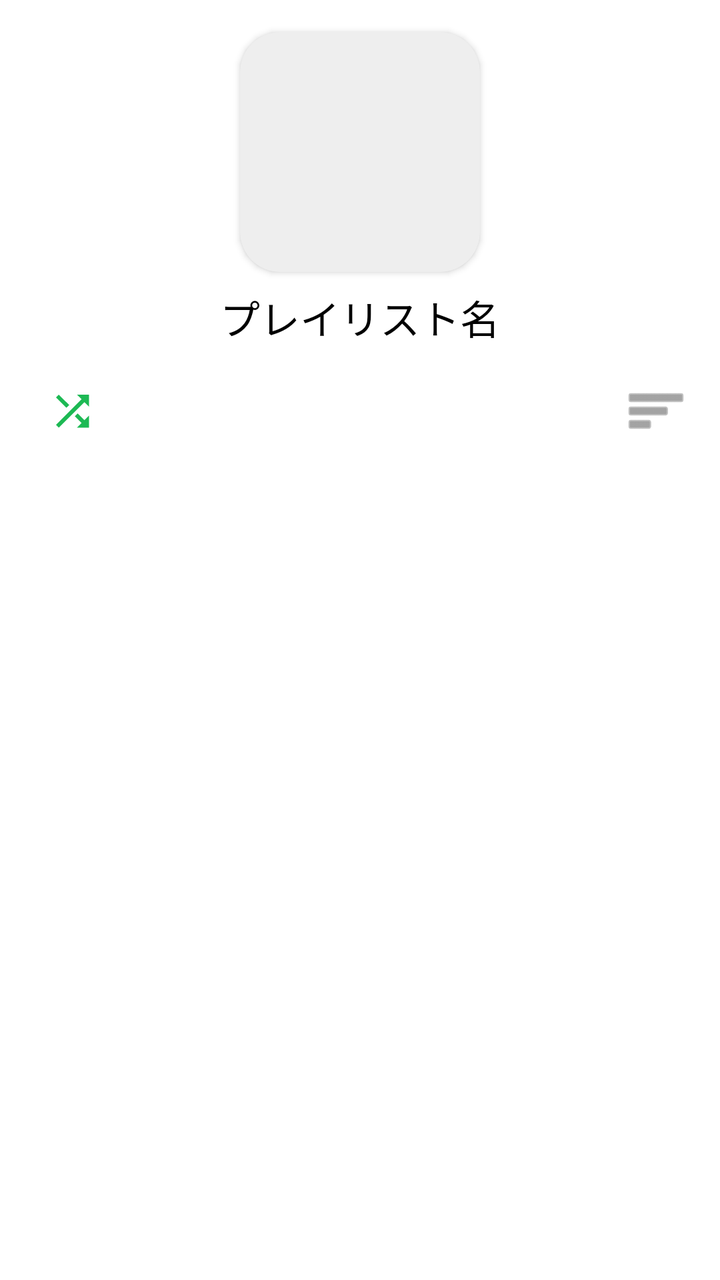
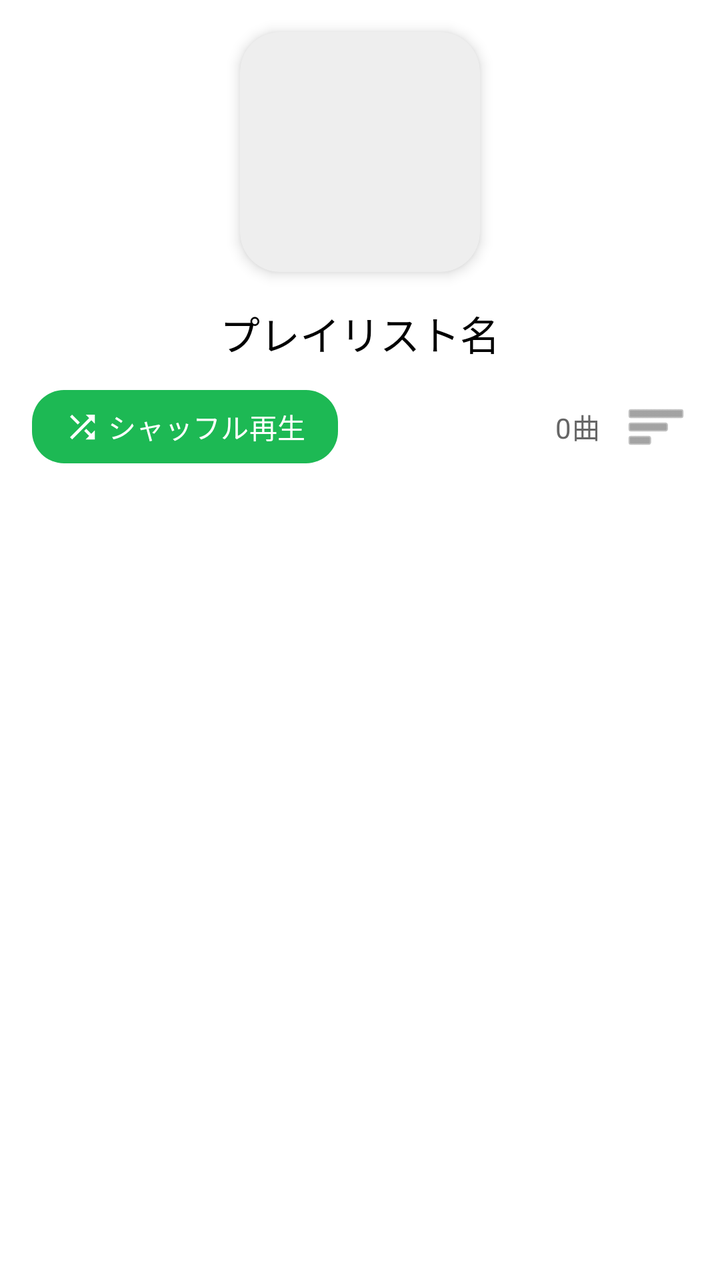

The first picture is an Android layout as it rendered before a commit; the second is the same layout after the commit. The layout source and the unified diff follow.
<!-- AndroidManifest.xml: application theme Theme.MusicPlayer -->
<!-- res/layout/fragment_playlist_detail.xml -->
<?xml version="1.0" encoding="utf-8"?>
<androidx.constraintlayout.widget.ConstraintLayout xmlns:android="http://schemas.android.com/apk/res/android"
    xmlns:app="http://schemas.android.com/apk/res-auto"
    android:layout_width="match_parent"
    android:layout_height="match_parent">

    <androidx.cardview.widget.CardView
        android:id="@+id/cardPlaylistCover"
        android:layout_width="@dimen/home_card_image_size"
        android:layout_height="@dimen/home_card_image_size"
        android:layout_marginTop="@dimen/space_m"
        app:cardCornerRadius="@dimen/radius_card"
        app:cardElevation="2dp"
        app:cardBackgroundColor="@color/color_mini_player_background"
        app:layout_constraintTop_toTopOf="parent"
        app:layout_constraintStart_toStartOf="parent"
        app:layout_constraintEnd_toEndOf="parent">

        <ImageView
            android:id="@+id/imageViewPlaylistCover"
            android:layout_width="match_parent"
            android:layout_height="match_parent"
            android:scaleType="centerCrop"
            android:contentDescription="プレイリストカバー" />

    </androidx.cardview.widget.CardView>

    <TextView
        android:id="@+id/textViewPlaylistDetailName"
        android:layout_width="0dp"
        android:layout_height="wrap_content"
        android:layout_marginTop="@dimen/space_s"
        android:layout_marginStart="@dimen/space_screen_horizontal"
        android:layout_marginEnd="@dimen/space_screen_horizontal"
        android:gravity="center"
        android:maxLines="2"
        android:ellipsize="end"
        android:textAppearance="@style/TextAppearance.SDMusicPlayer.Title"
        app:layout_constraintTop_toBottomOf="@id/cardPlaylistCover"
        app:layout_constraintStart_toStartOf="parent"
        app:layout_constraintEnd_toEndOf="parent"
        android:text="プレイリスト名" />

    <LinearLayout
        android:id="@+id/controlBar"
        android:layout_width="0dp"
        android:layout_height="wrap_content"
        android:orientation="horizontal"
        android:gravity="center_vertical"
        android:paddingStart="@dimen/space_screen_horizontal"
        android:paddingEnd="@dimen/space_s"
        android:paddingTop="@dimen/space_s"
        android:paddingBottom="@dimen/space_s"
        app:layout_constraintTop_toBottomOf="@id/textViewPlaylistDetailName"
        app:layout_constraintStart_toStartOf="parent"
        app:layout_constraintEnd_toEndOf="parent">

        <ImageButton
            android:id="@+id/buttonPlayShuffled"
            android:layout_width="wrap_content"
            android:layout_height="wrap_content"
            android:padding="@dimen/space_s"
            android:background="?attr/selectableItemBackgroundBorderless"
            android:contentDescription="シャッフル再生"
            android:src="@drawable/ic_shuffle"
            app:tint="?attr/colorPrimary" />

        <TextView
            android:id="@+id/textViewSelectAll"
            android:layout_width="0dp"
            android:layout_height="wrap_content"
            android:layout_weight="1"
            android:layout_marginStart="@dimen/space_m"
            android:text="全選択"
            android:textAppearance="@style/TextAppearance.SDMusicPlayer.Button"
            android:textColor="?attr/colorPrimary"
            android:padding="@dimen/space_s"
            android:visibility="invisible" />

        <ImageButton
            android:id="@+id/buttonDeleteSelected"
            android:layout_width="wrap_content"
            android:layout_height="wrap_content"
            android:layout_marginStart="@dimen/space_xs"
            android:padding="@dimen/space_s"
            android:background="?attr/selectableItemBackgroundBorderless"
            android:contentDescription="プレイリストから一括削除"
            android:src="@android:drawable/ic_menu_delete"
            android:visibility="gone"
            app:tint="@color/color_error" />

        <ImageButton
            android:id="@+id/buttonMenu"
            android:layout_width="wrap_content"
            android:layout_height="wrap_content"
            android:layout_marginStart="@dimen/space_xs"
            android:padding="@dimen/space_s"
            android:background="?attr/selectableItemBackgroundBorderless"
            android:contentDescription="メニュー"
            android:src="@android:drawable/ic_menu_sort_by_size"
            app:tint="?attr/bgTextColorSecondary" />

    </LinearLayout>

    <androidx.recyclerview.widget.RecyclerView
        android:id="@+id/recyclerViewPlaylistSongs"
        android:layout_width="0dp"
        android:layout_height="0dp"
        android:clipToPadding="false"
        android:paddingBottom="@dimen/space_m"
        app:layout_constraintTop_toBottomOf="@id/controlBar"
        app:layout_constraintBottom_toBottomOf="parent"
        app:layout_constraintStart_toStartOf="parent"
        app:layout_constraintEnd_toEndOf="parent" />

</androidx.constraintlayout.widget.ConstraintLayout>
<!-- resources referenced by this layout -->
<resources>
  <color name="color_error">#FFB00020</color>
  <color name="color_mini_player_background">#FFEEEEEE</color>
  <dimen name="home_card_image_size">120dp</dimen>
  <dimen name="radius_card">20dp</dimen>
  <dimen name="space_m">16dp</dimen>
  <dimen name="space_s">8dp</dimen>
  <dimen name="space_screen_horizontal">16dp</dimen>
  <dimen name="space_xs">4dp</dimen>
  <!-- drawable ic_shuffle (drawable) -->
  <?xml version="1.0" encoding="utf-8"?>
  <vector xmlns:android="http://schemas.android.com/apk/res/android"
      android:width="24dp"
      android:height="24dp"
      android:viewportWidth="24"
      android:viewportHeight="24">
  
      <path
          android:fillColor="@android:color/white"
          android:pathData="M10.59,9.17L5.41,4L4,5.41L9.17,10.58L10.59,9.17Z" />
  
      <path
          android:fillColor="@android:color/white"
          android:pathData="M14.5,4L16.79,6.29L4,19.08L5.41,20.5L18.21,7.71L20.5,10V4H14.5Z" />
  
      <path
          android:fillColor="@android:color/white"
          android:pathData="M14.83,13.41L13.42,14.82L16.79,18.2L14.5,20.5H20.5V14.5L18.21,16.79L14.83,13.41Z" />
  
  </vector>
  <style name="TextAppearance.SDMusicPlayer.Button" parent="TextAppearance.Material3.LabelLarge">
          <item name="android:textSize">14sp</item>
          <item name="android:textColor">?attr/bgTextColorPrimary</item>
          <item name="android:shadowColor">?attr/bgTextShadowColor</item>
          <item name="android:shadowDx">?attr/bgTextShadowDx</item>
          <item name="android:shadowDy">?attr/bgTextShadowDy</item>
          <item name="android:shadowRadius">?attr/bgTextShadowRadius</item>
      </style>
  <style name="TextAppearance.SDMusicPlayer.Title" parent="TextAppearance.Material3.TitleLarge">
          <item name="android:textSize">20sp</item>
          <item name="android:textColor">?attr/bgTextColorPrimary</item>
          <item name="android:shadowColor">?attr/bgTextShadowColor</item>
          <item name="android:shadowDx">?attr/bgTextShadowDx</item>
          <item name="android:shadowDy">?attr/bgTextShadowDy</item>
          <item name="android:shadowRadius">?attr/bgTextShadowRadius</item>
      </style>
  <style name="Theme.MusicPlayer" parent="Base.Theme.MusicPlayer" />
  <color name="color_accent">#FF1DB954</color>
  <color name="color_surface">#FFFFFFFF</color>
  <color name="color_text_primary">#FF000000</color>
  <color name="color_background">#FFFFFFFF</color>
  <color name="color_text_secondary">#FF666666</color>
  <style name="PopupMenu.SDMusicPlayer" parent="android:Widget.Material.PopupMenu">
          <item name="android:popupBackground">@color/color_surface</item>
      </style>
  <dimen name="skin_standard_card_radius">20dp</dimen>
  <dimen name="skin_standard_card_elevation">4dp</dimen>
  <dimen name="skin_standard_card_stroke_width">0dp</dimen>
  <!-- unchanged entries left out for length: 1 -->
</resources>

<!-- the commit's change to res/layout/fragment_playlist_detail.xml (unified diff, before → after) -->
@@ -1,116 +1,164 @@
 <?xml version="1.0" encoding="utf-8"?>
-<androidx.constraintlayout.widget.ConstraintLayout xmlns:android="http://schemas.android.com/apk/res/android"
+<androidx.coordinatorlayout.widget.CoordinatorLayout xmlns:android="http://schemas.android.com/apk/res/android"
     xmlns:app="http://schemas.android.com/apk/res-auto"
     android:layout_width="match_parent"
     android:layout_height="match_parent">
 
-    <androidx.cardview.widget.CardView
-        android:id="@+id/cardPlaylistCover"
-        android:layout_width="@dimen/home_card_image_size"
-        android:layout_height="@dimen/home_card_image_size"
-        android:layout_marginTop="@dimen/space_m"
-        app:cardCornerRadius="@dimen/radius_card"
-        app:cardElevation="2dp"
-        app:cardBackgroundColor="@color/color_mini_player_background"
-        app:layout_constraintTop_toTopOf="parent"
-        app:layout_constraintStart_toStartOf="parent"
-        app:layout_constraintEnd_toEndOf="parent">
+    
+    <com.google.android.material.appbar.AppBarLayout
+        android:id="@+id/appBarLayout"
+        android:layout_width="match_parent"
+        android:layout_height="wrap_content"
+        android:background="@android:color/transparent"
+        android:stateListAnimator="@null"
+        app:elevation="0dp"
+        app:liftOnScroll="false">
 
-        <ImageView
-            android:id="@+id/imageViewPlaylistCover"
+        
+        <FrameLayout
+            android:id="@+id/coverSection"
             android:layout_width="match_parent"
-            android:layout_height="match_parent"
-            android:scaleType="centerCrop"
-            android:contentDescription="プレイリストカバー" />
+            android:layout_height="wrap_content"
+            android:clipToPadding="false"
+            android:paddingTop="@dimen/space_m"
+            android:paddingBottom="@dimen/space_m"
+            app:layout_scrollFlags="scroll|snap">
 
-    </androidx.cardview.widget.CardView>
+            <com.google.android.material.card.MaterialCardView
+                android:id="@+id/cardPlaylistCover"
+                android:layout_width="@dimen/home_card_image_size"
+                android:layout_height="@dimen/home_card_image_size"
+                android:layout_gravity="center_horizontal"
+                app:cardCornerRadius="?attr/skinCardCornerRadius"
+                app:cardElevation="?attr/skinCardElevation"
+                app:strokeWidth="?attr/skinCardStrokeWidth"
+                app:strokeColor="?attr/colorPrimary"
+                app:cardBackgroundColor="@color/color_mini_player_background">
 
-    <TextView
-        android:id="@+id/textViewPlaylistDetailName"
-        android:layout_width="0dp"
-        android:layout_height="wrap_content"
-        android:layout_marginTop="@dimen/space_s"
-        android:layout_marginStart="@dimen/space_screen_horizontal"
-        android:layout_marginEnd="@dimen/space_screen_horizontal"
-        android:gravity="center"
-        android:maxLines="2"
-        android:ellipsize="end"
-        android:textAppearance="@style/TextAppearance.SDMusicPlayer.Title"
-        app:layout_constraintTop_toBottomOf="@id/cardPlaylistCover"
-        app:layout_constraintStart_toStartOf="parent"
-        app:layout_constraintEnd_toEndOf="parent"
-        android:text="プレイリスト名" />
+                <ImageView
+                    android:id="@+id/imageViewPlaylistCover"
+                    android:layout_width="match_parent"
+                    android:layout_height="match_parent"
+                    android:scaleType="centerCrop"
+                    android:contentDescription="プレイリストカバー" />
 
-    <LinearLayout
-        android:id="@+id/controlBar"
-        android:layout_width="0dp"
-        android:layout_height="wrap_content"
-        android:orientation="horizontal"
-        android:gravity="center_vertical"
-        android:paddingStart="@dimen/space_screen_horizontal"
-        android:paddingEnd="@dimen/space_s"
-        android:paddingTop="@dimen/space_s"
-        android:paddingBottom="@dimen/space_s"
-        app:layout_constraintTop_toBottomOf="@id/textViewPlaylistDetailName"
-        app:layout_constraintStart_toStartOf="parent"
-        app:layout_constraintEnd_toEndOf="parent">
+            </com.google.android.material.card.MaterialCardView>
 
-        <ImageButton
-            android:id="@+id/buttonPlayShuffled"
-            android:layout_width="wrap_content"
+        </FrameLayout>
+
+        
+        <LinearLayout
+            android:id="@+id/infoSection"
+            android:layout_width="match_parent"
             android:layout_height="wrap_content"
-            android:padding="@dimen/space_s"
-            android:background="?attr/selectableItemBackgroundBorderless"
-            android:contentDescription="シャッフル再生"
-            android:src="@drawable/ic_shuffle"
-            app:tint="?attr/colorPrimary" />
+            android:orientation="vertical">
 
-        <TextView
-            android:id="@+id/textViewSelectAll"
-            android:layout_width="0dp"
-            android:layout_height="wrap_content"
-            android:layout_weight="1"
-            android:layout_marginStart="@dimen/space_m"
-            android:text="全選択"
-            android:textAppearance="@style/TextAppearance.SDMusicPlayer.Button"
-            android:textColor="?attr/colorPrimary"
-            android:padding="@dimen/space_s"
-            android:visibility="invisible" />
+            <TextView
+                android:id="@+id/textViewPlaylistDetailName"
+                android:layout_width="match_parent"
+                android:layout_height="wrap_content"
+                android:paddingStart="@dimen/space_screen_horizontal"
+                android:paddingEnd="@dimen/space_screen_horizontal"
+                android:gravity="center"
+                android:maxLines="1"
+                android:ellipsize="end"
+                android:textAppearance="@style/TextAppearance.SDMusicPlayer.Title"
+                android:text="プレイリスト名" />
 
-        <ImageButton
-            android:id="@+id/buttonDeleteSelected"
-            android:layout_width="wrap_content"
-            android:layout_height="wrap_content"
-            android:layout_marginStart="@dimen/space_xs"
-            android:padding="@dimen/space_s"
-            android:background="?attr/selectableItemBackgroundBorderless"
-            android:contentDescription="プレイリストから一括削除"
-            android:src="@android:drawable/ic_menu_delete"
-            android:visibility="gone"
-            app:tint="@color/color_error" />
+            <LinearLayout
+                android:id="@+id/controlBar"
+                android:layout_width="match_parent"
+                android:layout_height="wrap_content"
+                android:orientation="horizontal"
+                android:gravity="center_vertical"
+                android:paddingStart="@dimen/space_screen_horizontal"
+                android:paddingEnd="@dimen/space_s"
+                android:paddingTop="@dimen/space_s"
+                android:paddingBottom="@dimen/space_s">
 
-        <ImageButton
-            android:id="@+id/buttonMenu"
-            android:layout_width="wrap_content"
-            android:layout_height="wrap_content"
-            android:layout_marginStart="@dimen/space_xs"
-            android:padding="@dimen/space_s"
-            android:background="?attr/selectableItemBackgroundBorderless"
-            android:contentDescription="メニュー"
-            android:src="@android:drawable/ic_menu_sort_by_size"
-            app:tint="?attr/bgTextColorSecondary" />
+                
+                <com.google.android.material.button.MaterialButton
+                    android:id="@+id/buttonPlayShuffled"
+                    style="@style/Widget.Material3.Button"
+                    android:layout_width="wrap_content"
+                    android:layout_height="wrap_content"
+                    android:minHeight="0dp"
+                    android:insetTop="0dp"
+                    android:insetBottom="0dp"
+                    android:paddingStart="@dimen/space_m"
+                    android:paddingEnd="@dimen/space_m"
+                    android:paddingTop="@dimen/space_s"
+                    android:paddingBottom="@dimen/space_s"
+                    android:text="シャッフル再生"
+                    android:textAppearance="@style/TextAppearance.SDMusicPlayer.Button"
+                    android:textColor="?attr/colorOnPrimary"
+                    app:icon="@drawable/ic_shuffle"
+                    app:iconTint="?attr/colorOnPrimary"
+                    app:iconSize="18dp"
+                    app:iconGravity="textStart"
+                    app:iconPadding="@dimen/space_xs"
+                    app:cornerRadius="@dimen/radius_button"
+                    app:backgroundTint="?attr/colorPrimary"
+                    android:contentDescription="シャッフル再生" />
 
-    </LinearLayout>
+                <TextView
+                    android:id="@+id/textViewSelectAll"
+                    android:layout_width="wrap_content"
+                    android:layout_height="wrap_content"
+                    android:layout_marginStart="@dimen/space_m"
+                    android:text="全選択"
+                    android:textAppearance="@style/TextAppearance.SDMusicPlayer.Button"
+                    android:textColor="?attr/colorPrimary"
+                    android:padding="@dimen/space_s"
+                    android:visibility="gone" />
 
+                
+                <TextView
+                    android:id="@+id/textViewSongCount"
+                    android:layout_width="0dp"
+                    android:layout_height="wrap_content"
+                    android:layout_weight="1"
+                    android:layout_marginStart="@dimen/space_m"
+                    android:gravity="end"
+                    android:textAppearance="@style/TextAppearance.SDMusicPlayer.BodySmall"
+                    android:text="0曲" />
+
+                <ImageButton
+                    android:id="@+id/buttonDeleteSelected"
+                    android:layout_width="wrap_content"
+                    android:layout_height="wrap_content"
+                    android:layout_marginStart="@dimen/space_xs"
+                    android:padding="@dimen/space_s"
+                    android:background="?attr/selectableItemBackgroundBorderless"
+                    android:contentDescription="プレイリストから一括削除"
+                    android:src="@android:drawable/ic_menu_delete"
+                    android:visibility="gone"
+                    app:tint="@color/color_error" />
+
+                <ImageButton
+                    android:id="@+id/buttonMenu"
+                    android:layout_width="wrap_content"
+                    android:layout_height="wrap_content"
+                    android:layout_marginStart="@dimen/space_xs"
+                    android:padding="@dimen/space_s"
+                    android:background="?attr/selectableItemBackgroundBorderless"
+                    android:contentDescription="メニュー"
+                    android:src="@android:drawable/ic_menu_sort_by_size"
+                    app:tint="?attr/bgTextColorSecondary" />
+
+            </LinearLayout>
+
+        </LinearLayout>
+
+    </com.google.android.material.appbar.AppBarLayout>
+
+    
     <androidx.recyclerview.widget.RecyclerView
         android:id="@+id/recyclerViewPlaylistSongs"
-        android:layout_width="0dp"
-        android:layout_height="0dp"
+        android:layout_width="match_parent"
+        android:layout_height="match_parent"
         android:clipToPadding="false"
         android:paddingBottom="@dimen/space_m"
-        app:layout_constraintTop_toBottomOf="@id/controlBar"
-        app:layout_constraintBottom_toBottomOf="parent"
-        app:layout_constraintStart_toStartOf="parent"
-        app:layout_constraintEnd_toEndOf="parent" />
+        app:layout_behavior="@string/appbar_scrolling_view_behavior" />
 
-</androidx.constraintlayout.widget.ConstraintLayout>
+</androidx.coordinatorlayout.widget.CoordinatorLayout>
<!-- resource entries referenced after the edit -->
@@ -3,7 +3,7 @@
   <color name="color_error">#FFB00020</color>
   <color name="color_mini_player_background">#FFEEEEEE</color>
   <dimen name="home_card_image_size">120dp</dimen>
-  <dimen name="radius_card">20dp</dimen>
+  <dimen name="radius_button">16dp</dimen>
   <dimen name="space_m">16dp</dimen>
   <dimen name="space_s">8dp</dimen>
   <dimen name="space_screen_horizontal">16dp</dimen>
@@ -29,6 +29,14 @@
           android:pathData="M14.83,13.41L13.42,14.82L16.79,18.2L14.5,20.5H20.5V14.5L18.21,16.79L14.83,13.41Z" />
   
   </vector>
+  <style name="TextAppearance.SDMusicPlayer.BodySmall" parent="TextAppearance.Material3.BodyMedium">
+          <item name="android:textSize">14sp</item>
+          <item name="android:textColor">?attr/bgTextColorSecondary</item>
+          <item name="android:shadowColor">?attr/bgTextShadowColor</item>
+          <item name="android:shadowDx">?attr/bgTextShadowDx</item>
+          <item name="android:shadowDy">?attr/bgTextShadowDy</item>
+          <item name="android:shadowRadius">?attr/bgTextShadowRadius</item>
+      </style>
   <style name="TextAppearance.SDMusicPlayer.Button" parent="TextAppearance.Material3.LabelLarge">
           <item name="android:textSize">14sp</item>
           <item name="android:textColor">?attr/bgTextColorPrimary</item>
